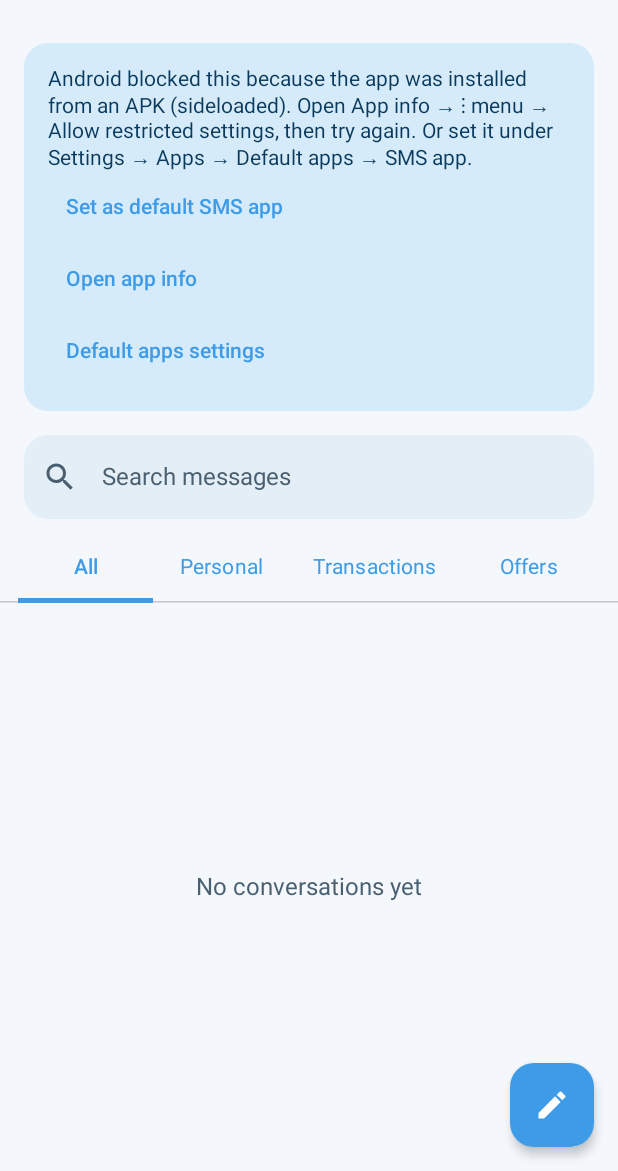
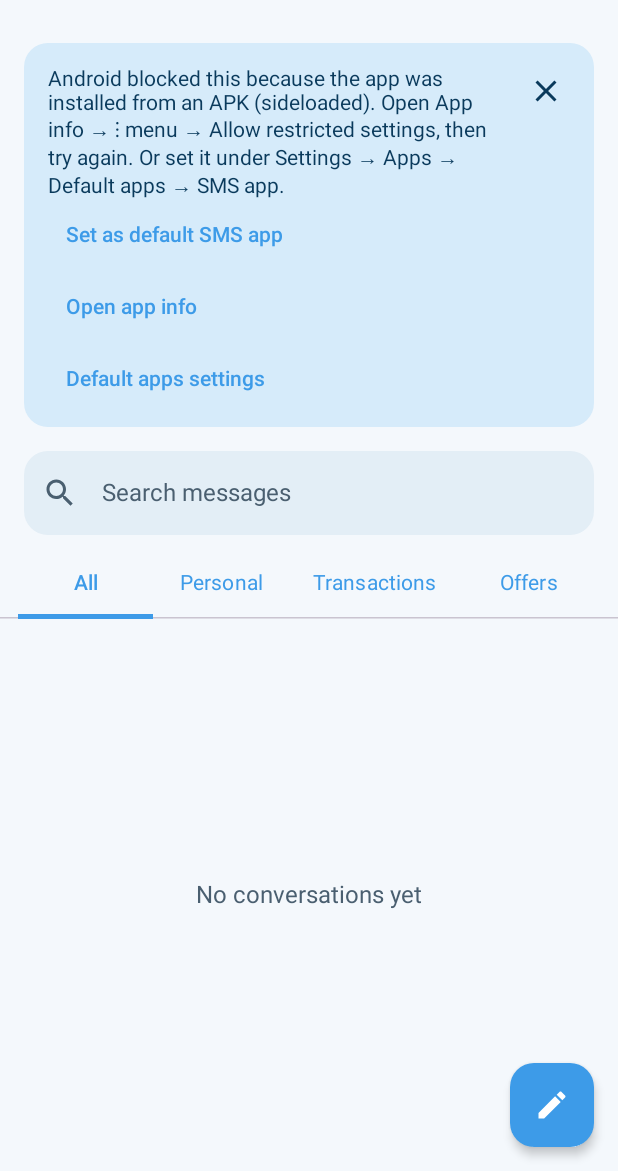
Before and after one commit to ekhtiari/smsorganizer, an Android app built with Jetpack Compose: the screen it shows after launch (MainActivity), on a phone screen of 412 x 824 dp, the part 65-1236 px from its top. Run offline under Robolectric (Android 15) with nearby library versions, the phone set to English and light mode, and no system bars; our stand-ins replace Room's generated code.

Commit message:
Implement message and thread deletion functionality in SMS Organizer. Add confirmation dialogs for deleting messages and conversations in the UI. Introduce archiving capability for threads and update database schema to support new features. Enhance notification actions for message management. Update AndroidManifest to include NotificationActionReceiver.

```diff
--- a/app/src/main/AndroidManifest.xml
+++ b/app/src/main/AndroidManifest.xml
@@ -136,5 +136,8 @@
         <receiver
             android:name=".sms.SmsDeliveredReceiver"
             android:exported="false" />
+        <receiver
+            android:name=".sms.NotificationActionReceiver"
+            android:exported="false" />
     </application>
 </manifest>
--- a/app/src/main/java/com/ekhtiari/smsorganizer/data/local/AppDatabase.kt
+++ b/app/src/main/java/com/ekhtiari/smsorganizer/data/local/AppDatabase.kt
@@ -7,7 +7,7 @@ import androidx.room.RoomDatabase
 
 @Database(
     entities = [MessageMetaEntity::class, ThreadMetaEntity::class],
-    version = 1,
+    version = 2,
     exportSchema = false,
 )
 abstract class AppDatabase : RoomDatabase() {
--- a/app/src/main/java/com/ekhtiari/smsorganizer/data/local/MessageMetaDao.kt
+++ b/app/src/main/java/com/ekhtiari/smsorganizer/data/local/MessageMetaDao.kt
@@ -25,6 +25,9 @@ interface MessageMetaDao {
 
     @Query("DELETE FROM message_meta WHERE messageId = :messageId")
     suspend fun delete(messageId: Long)
+
+    @Query("DELETE FROM message_meta WHERE messageId IN (:messageIds)")
+    suspend fun deleteAll(messageIds: List<Long>)
 }
 
 @Dao
@@ -35,6 +38,15 @@ interface ThreadMetaDao {
     @Query("SELECT * FROM thread_meta WHERE threadId = :threadId")
     suspend fun get(threadId: Long): ThreadMetaEntity?
 
+    @Query("SELECT * FROM thread_meta")
+    fun observeAll(): Flow<List<ThreadMetaEntity>>
+
     @Query("SELECT * FROM thread_meta WHERE blocked = 1")
     suspend fun getBlocked(): List<ThreadMetaEntity>
+
+    @Query("SELECT threadId FROM thread_meta WHERE archived = 1")
+    fun observeArchivedThreadIds(): Flow<List<Long>>
+
+    @Query("DELETE FROM thread_meta WHERE threadId = :threadId")
+    suspend fun delete(threadId: Long)
 }
--- a/app/src/main/java/com/ekhtiari/smsorganizer/data/local/MessageMetaEntity.kt
+++ b/app/src/main/java/com/ekhtiari/smsorganizer/data/local/MessageMetaEntity.kt
@@ -16,4 +16,5 @@ data class ThreadMetaEntity(
     @PrimaryKey val threadId: Long,
     val pinnedCategory: String? = null,
     val blocked: Boolean = false,
+    val archived: Boolean = false,
 )
--- a/app/src/main/java/com/ekhtiari/smsorganizer/ui/inbox/InboxScreen.kt
+++ b/app/src/main/java/com/ekhtiari/smsorganizer/ui/inbox/InboxScreen.kt
@@ -23,9 +23,13 @@ import androidx.compose.foundation.layout.width
 import androidx.compose.foundation.lazy.LazyColumn
 import androidx.compose.foundation.lazy.itemsIndexed
 import androidx.compose.material.icons.Icons
+import androidx.compose.material.icons.filled.Archive
+import androidx.compose.material.icons.filled.Close
+import androidx.compose.material.icons.filled.Delete
 import androidx.compose.material.icons.filled.Edit
 import androidx.compose.material.icons.filled.Search
 import androidx.compose.material.icons.filled.Settings
+import androidx.compose.material3.AlertDialog
 import androidx.compose.material3.AssistChip
 import androidx.compose.material3.Card
 import androidx.compose.material3.CardDefaults
@@ -82,6 +86,24 @@ fun InboxScreen(
 
     LaunchedEffect(Unit) { viewModel.refreshStatus() }
 
+    if (ui.confirmDeleteThreadId != null) {
+        AlertDialog(
+            onDismissRequest = viewModel::cancelDeleteConversation,
+            title = { Text(stringResource(R.string.delete_conversation)) },
+            text = { Text(stringResource(R.string.delete_conversation_confirm)) },
+            confirmButton = {
+                TextButton(onClick = viewModel::confirmDeleteConversation) {
+                    Text(stringResource(R.string.delete))
+                }
+            },
+            dismissButton = {
+                TextButton(onClick = viewModel::cancelDeleteConversation) {
+                    Text(stringResource(R.string.cancel))
+                }
+            },
+        )
+    }
+
     Scaffold(
         topBar = {
             TopAppBar(
@@ -117,7 +139,7 @@ fun InboxScreen(
                 .padding(padding),
         ) {
             AnimatedVisibility(
-                visible = !ui.hasPermissions,
+                visible = !ui.hasPermissions && !ui.permissionBannerDismissed,
                 enter = SoftMotion.fadeSlideUp(),
                 exit = SoftMotion.fadeSlideDown(),
             ) {
@@ -125,11 +147,12 @@ fun InboxScreen(
                     text = stringResource(R.string.permission_required),
                     action = "Grant",
                     onAction = onRequestPermissions,
+                    onClose = viewModel::dismissPermissionBanner,
                 )
             }
 
             AnimatedVisibility(
-                visible = ui.hasPermissions && !ui.isDefaultSms,
+                visible = ui.hasPermissions && !ui.isDefaultSms && !ui.defaultSmsBannerDismissed,
                 enter = SoftMotion.fadeSlideUp(),
                 exit = SoftMotion.fadeSlideDown(),
             ) {
@@ -145,6 +168,7 @@ fun InboxScreen(
                     onSecondaryAction = onOpenAppInfo,
                     tertiaryAction = stringResource(R.string.open_default_apps),
                     onTertiaryAction = onOpenDefaultApps,
+                    onClose = viewModel::dismissDefaultSmsBanner,
                 )
             }
 
@@ -183,12 +207,12 @@ fun InboxScreen(
             )
 
             AnimatedContent(
-                targetState = conversations.isEmpty(),
+                targetState = ui.category,
                 transitionSpec = SoftMotion.tabContentTransform(),
-                label = "inboxContent",
+                label = "inboxTabContent",
                 modifier = Modifier.weight(1f),
-            ) { empty ->
-                if (empty) {
+            ) {
+                if (conversations.isEmpty()) {
                     Column(
                         modifier = Modifier
                             .fillMaxSize()
@@ -213,6 +237,8 @@ fun InboxScreen(
                             ConversationRow(
                                 conversation = conversation,
                                 onClick = { onOpenThread(conversation.threadId, conversation.address) },
+                                onArchive = { viewModel.archiveConversation(conversation.threadId) },
+                                onDelete = { viewModel.requestDeleteConversation(conversation.threadId) },
                                 onCopyOtp = { code ->
                                     val clipboard =
                                         context.getSystemService(Context.CLIPBOARD_SERVICE) as ClipboardManager
@@ -244,6 +270,7 @@ private fun Banner(
     onSecondaryAction: (() -> Unit)? = null,
     tertiaryAction: String? = null,
     onTertiaryAction: (() -> Unit)? = null,
+    onClose: (() -> Unit)? = null,
 ) {
     Card(
         modifier = Modifier
@@ -255,12 +282,29 @@ private fun Banner(
         ),
         shape = MaterialTheme.shapes.large,
     ) {
-        Column(modifier = Modifier.padding(16.dp)) {
-            Text(
-                text = text,
-                style = MaterialTheme.typography.bodyMedium,
-                color = MaterialTheme.colorScheme.onPrimaryContainer,
-            )
+        Column(modifier = Modifier.padding(start = 16.dp, end = 8.dp, top = 8.dp, bottom = 8.dp)) {
+            Row(
+                modifier = Modifier.fillMaxWidth(),
+                verticalAlignment = Alignment.Top,
+            ) {
+                Text(
+                    text = text,
+                    style = MaterialTheme.typography.bodyMedium,
+                    color = MaterialTheme.colorScheme.onPrimaryContainer,
+                    modifier = Modifier
+                        .weight(1f)
+                        .padding(top = 8.dp, end = 4.dp),
+                )
+                if (onClose != null) {
+                    IconButton(onClick = onClose) {
+                        Icon(
+                            Icons.Default.Close,
+                            contentDescription = stringResource(R.string.close),
+                            tint = MaterialTheme.colorScheme.onPrimaryContainer,
+                        )
+                    }
+                }
+            }
             TextButton(onClick = onAction) { Text(action) }
             if (secondaryAction != null && onSecondaryAction != null) {
                 TextButton(onClick = onSecondaryAction) { Text(secondaryAction) }
@@ -310,6 +354,8 @@ private fun CategoryTabs(
 private fun ConversationRow(
     conversation: Conversation,
     onClick: () -> Unit,
+    onArchive: () -> Unit,
+    onDelete: () -> Unit,
     onCopyOtp: (String) -> Unit,
     modifier: Modifier = Modifier,
 ) {
@@ -317,10 +363,13 @@ private fun ConversationRow(
         modifier = modifier
             .fillMaxWidth()
             .clickable(onClick = onClick)
-            .padding(horizontal = 16.dp, vertical = 12.dp),
+            .padding(horizontal = 8.dp, vertical = 8.dp),
         verticalAlignment = Alignment.CenterVertically,
     ) {
-        AvatarCircle(name = conversation.displayName)
+        AvatarCircle(
+            name = conversation.displayName,
+            modifier = Modifier.padding(start = 8.dp),
+        )
         Spacer(modifier = Modifier.width(12.dp))
         Column(modifier = Modifier.weight(1f)) {
             Row(verticalAlignment = Alignment.CenterVertically) {
@@ -384,5 +433,19 @@ private fun ConversationRow(
                 }
             }
         }
+        IconButton(onClick = onArchive) {
+            Icon(
+                Icons.Default.Archive,
+                contentDescription = stringResource(R.string.archive),
+                tint = MaterialTheme.colorScheme.onSurfaceVariant,
+            )
+        }
+        IconButton(onClick = onDelete) {
+            Icon(
+                Icons.Default.Delete,
+                contentDescription = stringResource(R.string.delete),
+                tint = MaterialTheme.colorScheme.error,
+            )
+        }
     }
 }
--- a/app/src/main/java/com/ekhtiari/smsorganizer/ui/inbox/InboxViewModel.kt
+++ b/app/src/main/java/com/ekhtiari/smsorganizer/ui/inbox/InboxViewModel.kt
@@ -24,7 +24,10 @@ data class InboxUiState(
     val hasPermissions: Boolean = false,
     val smsRoleAvailable: Boolean = true,
     val defaultSmsRequestDenied: Boolean = false,
+    val permissionBannerDismissed: Boolean = false,
+    val defaultSmsBannerDismissed: Boolean = false,
     val sims: List<SimInfo> = emptyList(),
+    val confirmDeleteThreadId: Long? = null,
 )
 
 @OptIn(ExperimentalCoroutinesApi::class)
@@ -52,11 +55,14 @@ class InboxViewModel(application: Application) : AndroidViewModel(application) {
     fun refreshStatus() {
         val ctx = getApplication<Application>()
         val isDefault = SmsPermissions.isDefaultSmsApp(ctx)
+        val hasPermissions = SmsPermissions.hasAll(ctx)
         _ui.value = _ui.value.copy(
             isDefaultSms = isDefault,
-            hasPermissions = SmsPermissions.hasAll(ctx),
+            hasPermissions = hasPermissions,
             smsRoleAvailable = SmsPermissions.isSmsRoleAvailable(ctx),
             defaultSmsRequestDenied = if (isDefault) false else _ui.value.defaultSmsRequestDenied,
+            permissionBannerDismissed = if (hasPermissions) false else _ui.value.permissionBannerDismissed,
+            defaultSmsBannerDismissed = if (isDefault) false else _ui.value.defaultSmsBannerDismissed,
             sims = app.simManager.getActiveSims(),
             category = categoryFilter.value,
             searchQuery = searchQuery.value,
@@ -69,6 +75,14 @@ class InboxViewModel(application: Application) : AndroidViewModel(application) {
         }
     }
 
+    fun dismissPermissionBanner() {
+        _ui.value = _ui.value.copy(permissionBannerDismissed = true)
+    }
+
+    fun dismissDefaultSmsBanner() {
+        _ui.value = _ui.value.copy(defaultSmsBannerDismissed = true)
+    }
+
     fun setCategory(category: MessageCategory?) {
         categoryFilter.value = category
         _ui.value = _ui.value.copy(category = category)
@@ -79,6 +93,28 @@ class InboxViewModel(application: Application) : AndroidViewModel(application) {
         _ui.value = _ui.value.copy(searchQuery = query)
     }
 
+    fun requestDeleteConversation(threadId: Long) {
+        _ui.value = _ui.value.copy(confirmDeleteThreadId = threadId)
+    }
+
+    fun cancelDeleteConversation() {
+        _ui.value = _ui.value.copy(confirmDeleteThreadId = null)
+    }
+
+    fun confirmDeleteConversation() {
+        val threadId = _ui.value.confirmDeleteThreadId ?: return
+        _ui.value = _ui.value.copy(confirmDeleteThreadId = null)
+        viewModelScope.launch {
+            app.smsRepository.deleteThreadNow(threadId)
+        }
+    }
+
+    fun archiveConversation(threadId: Long) {
+        viewModelScope.launch {
+            app.smsRepository.archiveThread(threadId)
+        }
+    }
+
     fun reclassify() {
         viewModelScope.launch {
             app.smsRepository.classifyMissingMessages(1000)
--- a/app/src/main/java/com/ekhtiari/smsorganizer/ui/theme/Motion.kt
+++ b/app/src/main/java/com/ekhtiari/smsorganizer/ui/theme/Motion.kt
@@ -67,15 +67,16 @@ object SoftMotion {
             )
 
     fun <S> tabContentTransform(): AnimatedContentTransitionScope<S>.() -> ContentTransform = {
-        fadeIn(animationSpec = tweenSoft(FastMs)) +
+        val forward = targetState.hashCode() >= initialState.hashCode()
+        fadeIn(animationSpec = tweenSoft()) +
             slideInHorizontally(
-                animationSpec = tweenSoft(FastMs),
-                initialOffsetX = { if (targetState.hashCode() > initialState.hashCode()) it / 20 else -it / 20 },
+                animationSpec = tweenSoft(),
+                initialOffsetX = { if (forward) it / 8 else -it / 8 },
             ) togetherWith
             fadeOut(animationSpec = tweenSoft(FastMs)) +
                 slideOutHorizontally(
                     animationSpec = tweenSoft(FastMs),
-                    targetOffsetX = { if (targetState.hashCode() > initialState.hashCode()) -it / 20 else it / 20 },
+                    targetOffsetX = { if (forward) -it / 10 else it / 10 },
                 )
     }
 }
--- a/app/src/main/res/values/strings.xml
+++ b/app/src/main/res/values/strings.xml
@@ -25,4 +25,12 @@
     <string name="choose_sim">Choose SIM</string>
     <string name="no_conversations">No conversations yet</string>
     <string name="reply">Reply</string>
+    <string name="delete">Delete</string>
+    <string name="archive">Archive</string>
+    <string name="close">Close</string>
+    <string name="delete_message">Delete message</string>
+    <string name="delete_conversation">Delete conversation</string>
+    <string name="delete_message_confirm">Delete this message permanently?</string>
+    <string name="delete_conversation_confirm">Delete this conversation and all its messages?</string>
+    <string name="cancel">Cancel</string>
 </resources>
```
Also changed, not shown: app/src/main/java/com/ekhtiari/smsorganizer/data/repository/SmsRepository.kt (+71 -3 lines), app/src/main/java/com/ekhtiari/smsorganizer/sms/NotificationActionReceiver.kt (added, +60 -0 lines), app/src/main/java/com/ekhtiari/smsorganizer/sms/NotificationHelper.kt (+57 -2 lines), app/src/main/java/com/ekhtiari/smsorganizer/sms/SmsDeliverReceiver.kt (+11 -5 lines), app/src/main/java/com/ekhtiari/smsorganizer/sms/SmsReceivedObserver.kt (+9 -3 lines), app/src/main/java/com/ekhtiari/smsorganizer/ui/conversation/ConversationScreen.kt (+47 -7 lines), app/src/main/java/com/ekhtiari/smsorganizer/ui/conversation/ConversationViewModel.kt (+17 -0 lines).
